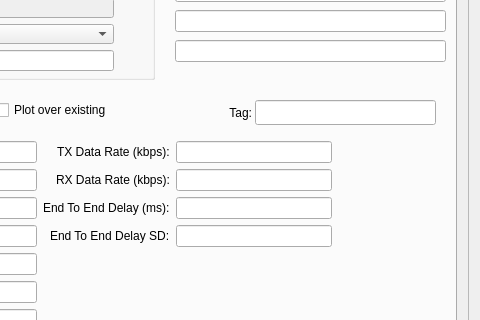
First picture: the form in src/gui/mainwindow.ui, repository dcentelles/comms_log_parser, before the edit; both pictures show x 420 to 900 and y 314 to 634 of the 900 by 785 pixel window.
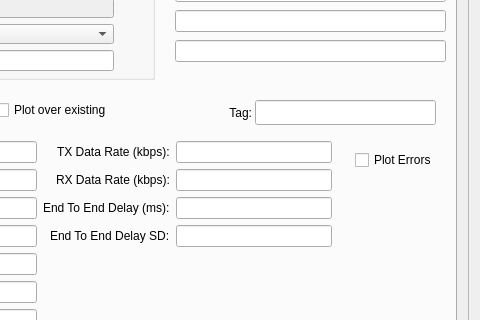
Second picture: the form after the edit. The open tabs and pages were chosen to show the change.

```diff
--- a/src/gui/mainwindow.ui
+++ b/src/gui/mainwindow.ui
@@ -1139,6 +1139,19 @@
              </rect>
             </property>
            </widget>
+           <widget class="QCheckBox" name="plotErrorsCheckBox">
+            <property name="geometry">
+             <rect>
+              <x>750</x>
+              <y>370</y>
+              <width>151</width>
+              <height>20</height>
+             </rect>
+            </property>
+            <property name="text">
+             <string>Plot Errors</string>
+            </property>
+           </widget>
           </widget>
           <widget class="QWidget" name="tab_2">
            <attribute name="title">
```
Left out of the diff: 2 changed lines with no effect on the pictures.
